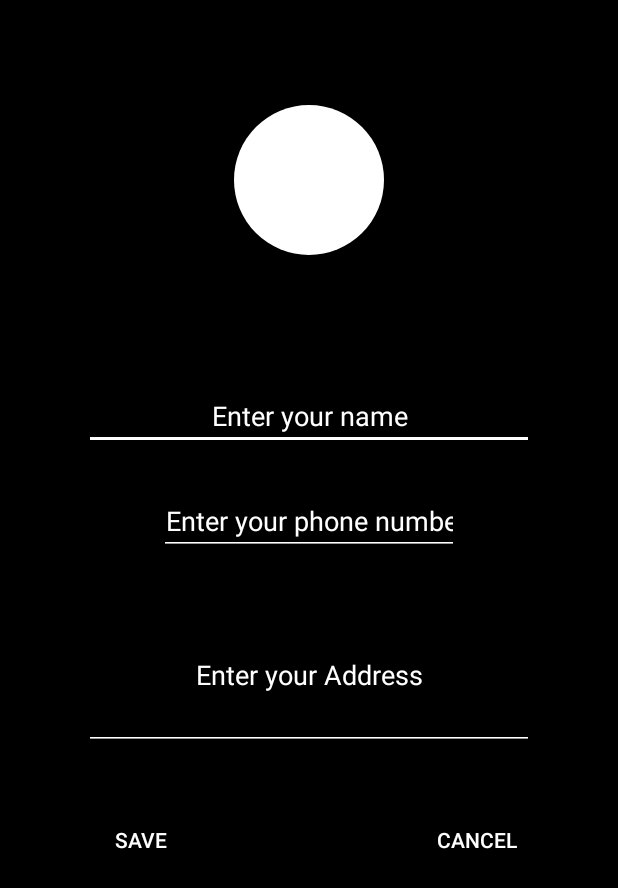
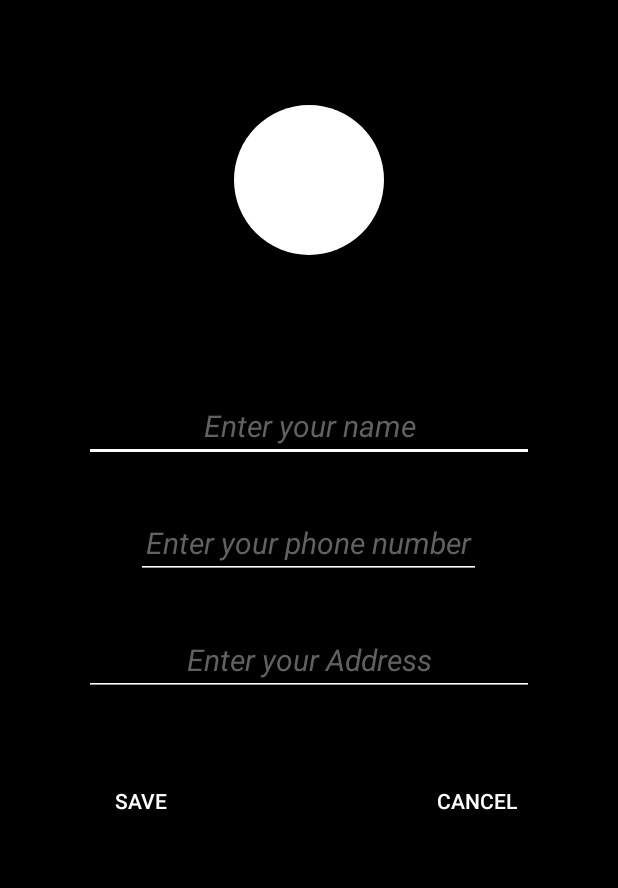
Before and after one commit to Lakshmi-Alwin/Car-Guide-Application-on-JAVA, an Android app: the EditProfile screen opened directly, with no data from a screen before it, on a phone screen of 412 x 824 dp. Shown: the top 888 px of the screen. Run offline under Robolectric (Android 15) with nearby library versions, the phone set to English and light mode, and no system bars; our stand-ins replace CircleImageView, Picasso; pictures from the network do not load; 6 statements that could not run were skipped.

Commit message:
layout changes

```diff
--- a/app/src/main/res/layout/activity_edit_profile.xml
+++ b/app/src/main/res/layout/activity_edit_profile.xml
@@ -16,61 +16,71 @@
         android:src="@color/white"/>
 
     <TextView
+        android:id="@+id/edit_profile_email"
         android:layout_width="300dp"
         android:layout_height="30dp"
         android:layout_centerHorizontal="true"
         android:layout_below="@+id/edit_profile_pic"
         android:layout_marginTop="30dp"
         android:text="EMAIL"
-        android:id="@+id/edit_profile_email"
+        android:textStyle="italic"
         android:textColor="@color/white"
         android:textAlignment="center"
-        android:textSize="25dp"/>
+        android:textSize="25sp"/>
 
     <EditText
+        android:id="@+id/edit_profile_name"
         android:layout_width="300dp"
-        android:layout_height="40dp"
+        android:layout_height="wrap_content"
         android:layout_centerHorizontal="true"
         android:layout_below="@+id/edit_profile_email"
         android:layout_marginTop="30dp"
-        android:hint="Enter your name"
         android:textCursorDrawable="@color/white"
         android:textColor="@color/white"
-        android:textColorHint="@color/white"
+        android:hint="Enter your name"
+        android:textStyle="italic"
+        android:textSize="20sp"
+        android:textAlignment="center"
+        android:textColorHint="@color/off_white"
         android:backgroundTint="@color/white"
-        android:textAlignment="center"
-        android:id="@+id/edit_profile_name" />
+        />
 
     <EditText
         android:id="@+id/edit_profile_phone_number"
-        android:layout_width="200dp"
-        android:layout_height="40dp"
+        android:layout_width="230dp"
+        android:layout_height="wrap_content"
         android:inputType="phone"
         android:textColor="@color/white"
         android:textAlignment="center"
+        android:textStyle="italic"
+        android:textSize="20sp"
         android:layout_centerHorizontal="true"
         android:layout_below="@+id/edit_profile_name"
         android:layout_marginTop="30dp"
-        android:hint="Enter your phone number"
         android:textCursorDrawable="@color/white"
         android:backgroundTint="@color/white"
         android:ems="10"
-        android:textColorHint="@color/white"/>
+        android:hint="Enter your phone number"
+        android:textColorHint="@color/off_white"/>
 
     <EditText
         android:id="@+id/edit_profile_address"
         android:layout_width="300dp"
-        android:layout_height="100dp"
+        android:layout_height="wrap_content"
         android:layout_centerHorizontal="true"
         android:inputType="textPostalAddress"
         android:layout_below="@+id/edit_profile_phone_number"
         android:layout_marginTop="30dp"
         android:hint="Enter your Address"
+        android:autofillHints="Enter your address"
         android:backgroundTint="@color/white"
         android:textCursorDrawable="@color/white"
-        android:textColorHint="@color/white"
+        android:textColorHint="@color/off_white"
         android:textColor="@color/white"
-        android:textAlignment="center"/>
+        android:textAlignment="center"
+        android:textStyle="italic"
+        android:textSize="20sp"
+        />
 
     <Button
         android:layout_width="wrap_content"
@@ -81,7 +91,7 @@
         android:layout_alignParentLeft="true"
         android:layout_marginLeft="50dp"
         android:layout_below="@id/edit_profile_address"
-        android:layout_marginTop="40dp"
+        android:layout_marginTop="50dp"
         android:id="@+id/edit_profile_save"/>
 
     <Button
@@ -93,6 +103,6 @@
         android:layout_alignParentRight="true"
         android:layout_marginRight="50dp"
         android:layout_below="@id/edit_profile_address"
-        android:layout_marginTop="40dp"
+        android:layout_marginTop="50dp"
         android:id="@+id/edit_profile_cancel"/>
 </RelativeLayout>
--- a/app/src/main/res/layout/faq_list.xml
+++ b/app/src/main/res/layout/faq_list.xml
@@ -2,7 +2,7 @@
 <LinearLayout xmlns:android="http://schemas.android.com/apk/res/android"
     android:orientation="horizontal"
     android:layout_width="match_parent"
-    android:layout_height="70dp"
+    android:layout_height="60dp"
     android:layout_marginHorizontal="10dp"
     android:background="@drawable/border"
     android:weightSum="5"
@@ -17,9 +17,9 @@
             android:layout_width="match_parent"
             android:layout_height="match_parent"
             android:textAlignment="center"
-            android:textColor="@color/white"
+            android:textColor="@color/off_white"
             android:gravity="center_vertical"
-            android:textSize="20dp"/>
+            android:textSize="15sp"/>
     </LinearLayout>
 
     <LinearLayout
--- a/app/src/main/res/layout/fragment_account.xml
+++ b/app/src/main/res/layout/fragment_account.xml
@@ -118,6 +118,7 @@
            android:layout_marginTop="270dp"
            android:textColor="@color/white"
            android:text="LOG OUT"
+           android:textStyle="bold"
            android:textAppearance="@style/complete_co"
            android:textSize="15dp"/>
 
--- a/app/src/main/res/values/colors.xml
+++ b/app/src/main/res/values/colors.xml
@@ -5,4 +5,5 @@
     <color name="colorAccent">#D81B60</color>
     <color name="white">#ffffff</color>
     <color name="black">#000000</color>
+    <color name="off_white">#646060</color>
 </resources>
--- a/app/src/main/res/values/strings.xml
+++ b/app/src/main/res/values/strings.xml
@@ -15,6 +15,7 @@
         information technology was a major threat to personal privacy. However, its principles still apply today and the letter of the law
         has been updated to reflect current conditions.</string>
     <string name="desc">Add your vehicle to unlock its full potential!</string>
+    <string name="faq_head">POPULAR TOPICS</string>
 
 
     <string-array name="questions">
```
Also changed, not shown: app/src/main/res/layout/activity_faq.xml (+6 -4 lines), app/src/main/res/layout/activity_termsand_privacy.xml (+9 -6 lines), app/src/main/res/layout/activity_unitof_measure.xml (+6 -6 lines), app/src/main/res/layout/fragment_support.xml (+24 -4 lines).
